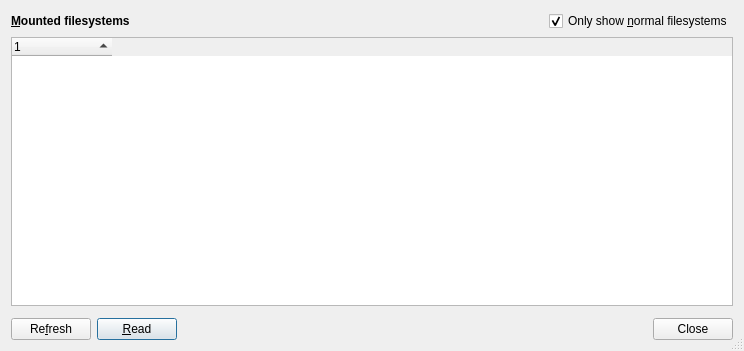
Above: src/filesystems-window.ui from Lithopsian/qt6dirstat before the change. Below: the same form after it.
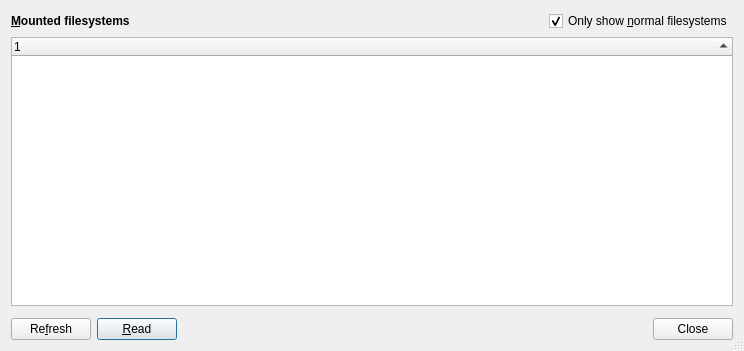
That is the form after the change.

Commit message: Stretch the last column of FilesystemsWindow

```diff
--- a/src/filesystems-window.ui
+++ b/src/filesystems-window.ui
@@ -64,9 +64,6 @@
      <property name="sortingEnabled">
       <bool>true</bool>
      </property>
-     <attribute name="headerStretchLastSection">
-      <bool>false</bool>
-     </attribute>
      <column>
       <property name="text">
        <string notr="true">1</string>
```
